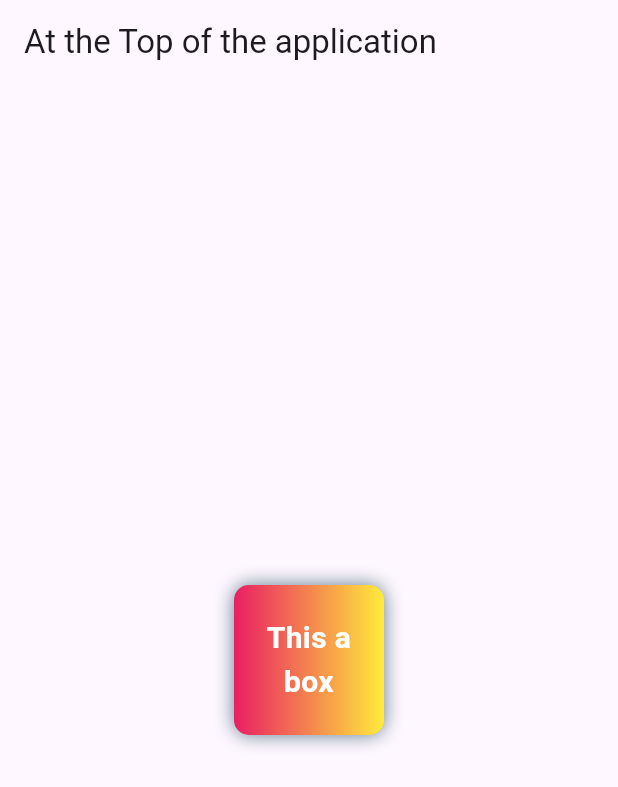
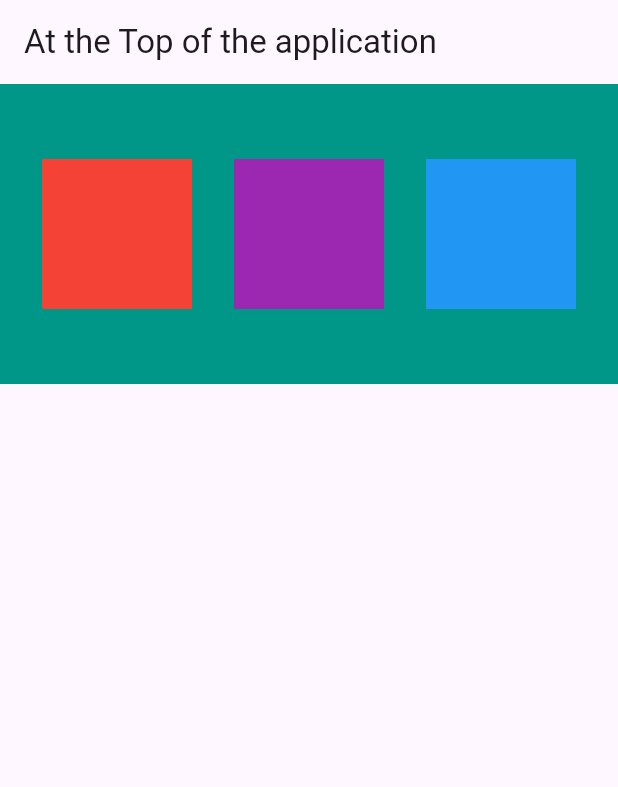
Before and after one commit to NirajXtha/Flutter, a Flutter app: the screen it shows after launch, on a phone screen of 412 x 824 dp. Shown: the top 787 px of the screen. Run offline on Flutter 3.47's test engine with Material 3 defaults, Android fonts, the phone set to English and light mode, and no system bars.

Commit message:
Rows and Columns

```diff
--- a/lib/main.dart
+++ b/lib/main.dart
@@ -23,31 +23,35 @@ class HomePage extends StatelessWidget {
       appBar: AppBar(
         title: Text("At the Top of the application"),
       ),
-      body: Center(
-        child: Container(
+      body: Container(
+        color: Colors.teal,
+        height: 200,
+      child: Row(
+          mainAxisAlignment: MainAxisAlignment.spaceEvenly,
+          crossAxisAlignment: CrossAxisAlignment.center,
+          children: <Widget>[
+            Container(
               padding: const EdgeInsets.all(8.0),
+              color: Colors.red,
               width: 100,
               height: 100,
               alignment: Alignment.center,
-          decoration: BoxDecoration(
+              ),
+              Container(
+              padding: const EdgeInsets.all(8.0),
               color: Colors.purple,
-            borderRadius: BorderRadius.circular(10),
-            gradient: LinearGradient(colors: [Colors.pink, Colors.yellow]),
-            boxShadow: [
-              BoxShadow(
-                color: Colors.blueGrey,
-                blurRadius: 10,
-              )
-            ]
+              width: 100,
+              height: 100,
+              alignment: Alignment.center,
             ),
-          child: Text("This a box",
-          textAlign: TextAlign.center,
-            style: TextStyle(
-              fontSize: 20,
-              fontWeight: FontWeight.bold,
-              color: Colors.white,
-
-            ),),
+            Container(
+              padding: const EdgeInsets.all(8.0),
+              color: Colors.blue,
+              width: 100,
+              height: 100,
+              alignment: Alignment.center,
+            ),
+          ],
         ),
       ),
     );
```
Lines whose indentation alone changed are shown as unchanged.
